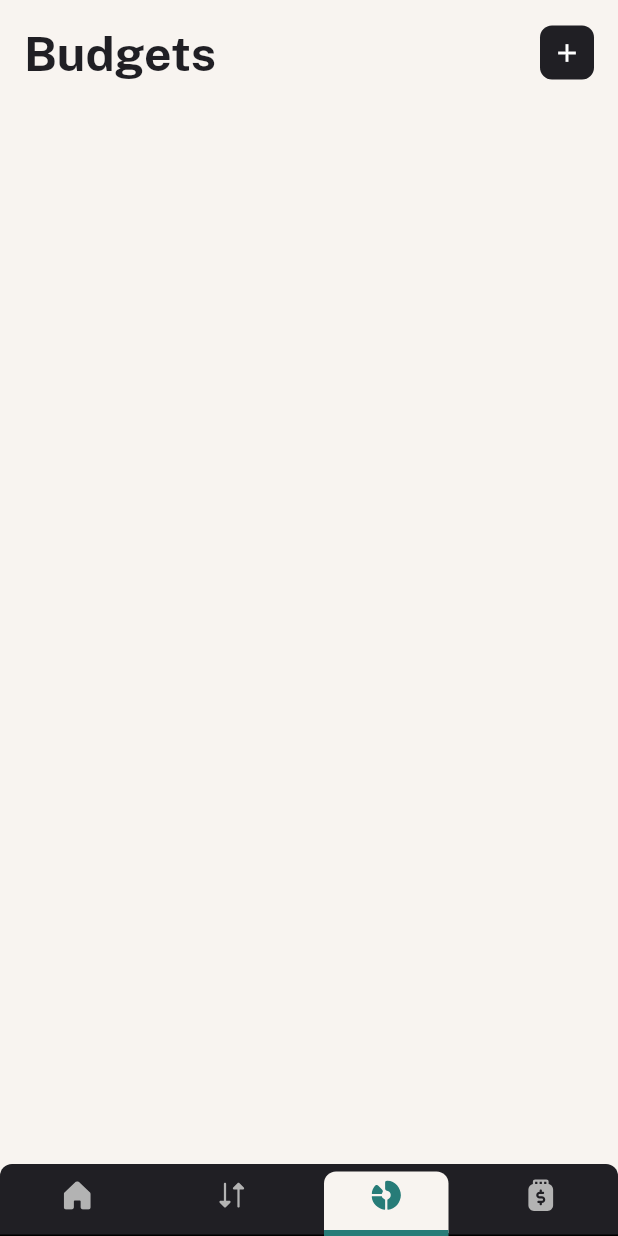
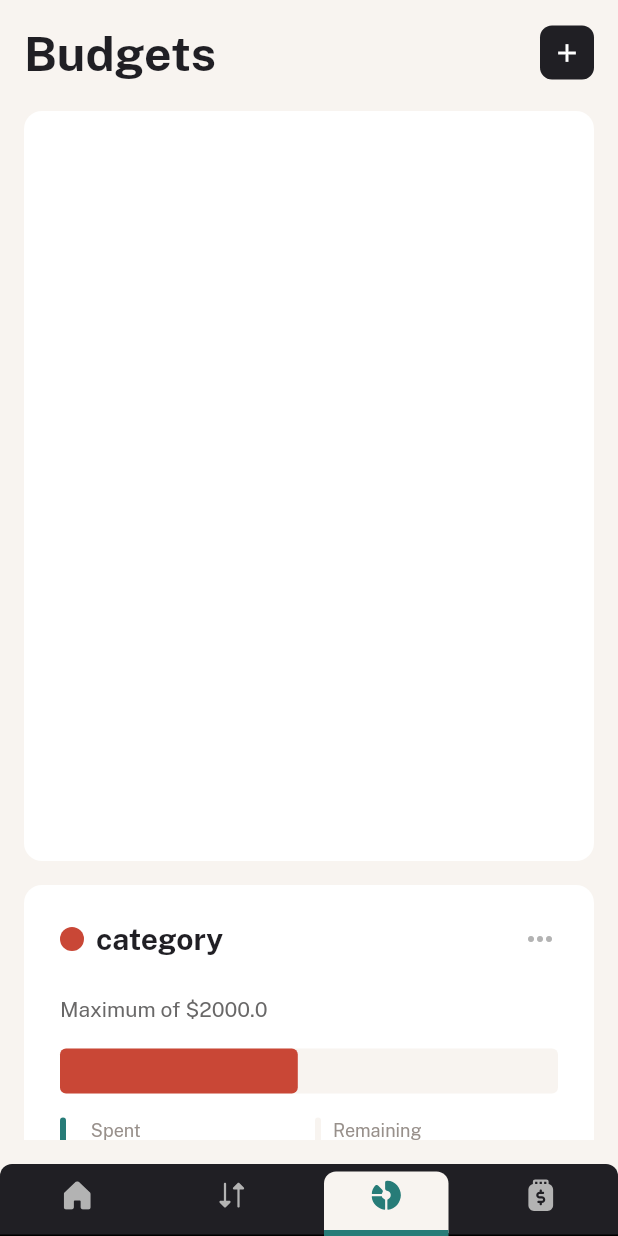
Before and after one commit to JER3MIAH/personal-finance-app, a Flutter app: the screen it shows after launch, item 3 of the bottom bar chosen, on a phone screen of 412 x 824 dp. Run offline on Flutter 3.47's test engine with Material 3 defaults, Android fonts, the phone set to English and light mode, and no system bars; drawn by our look-alikes of auto_size_text; our stand-ins replace equatable, flutter_bloc, flutter_hooks, flutter_svg, get_it, shared_preferences.

Commit message:
feat: implement budgets screen

```diff
--- /dev/null
+++ b/lib/src/features/budget/presentation/components/budget_container.dart
@@ -0,0 +1,214 @@
+import 'package:flutter/material.dart';
+import 'package:flutter_bloc/flutter_bloc.dart';
+import 'package:personal_finance_app/src/features/budget/data/models/models.dart';
+import 'package:personal_finance_app/src/features/home/logic/cubits/bottom_nav_bar_cubit.dart';
+import 'package:personal_finance_app/src/features/transactions/data/models/transaction.dart';
+import 'package:personal_finance_app/src/features/transactions/presentation/components/components.dart';
+import 'package:personal_finance_app/src/shared/shared.dart';
+
+class BudgetContainer extends StatelessWidget {
+  final Budget budget;
+  final List<Transaction> transactions;
+  const BudgetContainer({
+    super.key,
+    required this.budget,
+    required this.transactions,
+  });
+
+  @override
+  Widget build(BuildContext context) {
+    final budgetTheme = getColorFromTheme(budget.theme);
+
+    double percentage = (budget.spent / budget.maximum) * 100;
+
+    void onTapEdit() {}
+    void onTapDelete() {}
+
+    return Container(
+      margin: EdgeInsets.only(bottom: spacing200),
+      padding: const EdgeInsets.all(spacing300),
+      decoration: BoxDecoration(
+        color: appColors.white,
+        borderRadius: BorderRadius.circular(spacing150),
+      ),
+      child: Column(
+        mainAxisSize: MainAxisSize.min,
+        spacing: spacing300,
+        children: [
+          Row(
+            mainAxisAlignment: MainAxisAlignment.spaceBetween,
+            children: [
+              _buildBudgetTitle(
+                title: budget.category,
+                color: budgetTheme,
+              ),
+              EditAndDeletePopUpButton(
+                title: 'Budget',
+                onEdit: onTapEdit,
+                onDelete: onTapDelete,
+              ),
+            ],
+          ),
+          //*-----
+          Column(
+            mainAxisSize: MainAxisSize.min,
+            spacing: spacing200,
+            children: [
+              Row(
+                mainAxisAlignment: MainAxisAlignment.start,
+                children: [
+                  Text(
+                    'Maximum of \$${budget.maximum}',
+                    style: textPreset4.copyWith(
+                      color: appColors.grey500,
+                    ),
+                  ),
+                ],
+              ),
+              LinearProgressIndicator(
+                backgroundColor: appColors.beige100,
+                color: budgetTheme,
+                value: percentage / 100,
+                minHeight: 30,
+                borderRadius: BorderRadius.circular(spacing50),
+              ),
+              Row(
+                mainAxisAlignment: MainAxisAlignment.spaceBetween,
+                spacing: spacing100,
+                children: [
+                  _buildCont(isSpent: true),
+                  _buildCont(isSpent: false),
+                ],
+              ),
+            ],
+          ),
+          //*-----
+          if (transactions.isNotEmpty)
+            _buildLatestSpending(
+              onSeeAll: () {
+                context.read<BottomNavBarCubit>().setIndex(1);
+              },
+            ),
+        ],
+      ),
+    );
+  }
+
+  Widget _buildBudgetTitle({
+    required String title,
+    required Color color,
+  }) {
+    return Row(
+      mainAxisSize: MainAxisSize.min,
+      spacing: spacing100,
+      children: [
+        Container(
+          width: spacing200,
+          height: spacing200,
+          decoration: BoxDecoration(
+            shape: BoxShape.circle,
+            color: color,
+          ),
+        ),
+        Text(
+          title,
+          style: textPreset2.copyWith(
+            fontWeight: FontWeight.w700,
+          ),
+        ),
+      ],
+    );
+  }
+
+  Widget _buildCont({
+    required bool isSpent,
+  }) {
+    return Expanded(
+      child: SizedBox(
+        height: 43,
+        child: Row(
+          spacing: spacing100,
+          children: [
+            Container(
+              width: 4,
+              height: 43,
+              decoration: BoxDecoration(
+                color: isSpent ? appColors.green : appColors.beige100,
+                borderRadius: BorderRadius.circular(spacing200),
+              ),
+            ),
+            Column(
+              mainAxisAlignment: MainAxisAlignment.spaceBetween,
+              children: [
+                Text(
+                  isSpent ? 'Spent' : 'Remaining',
+                  style: textPreset5.copyWith(color: appColors.beige500),
+                ),
+                Text(
+                  '\$${isSpent ? budget.spent : (budget.maximum - budget.spent)}',
+                  style: textPreset4Bold,
+                ),
+              ],
+            ),
+          ],
+        ),
+      ),
+    );
+  }
+
+  Widget _buildLatestSpending({
+    required VoidCallback onSeeAll,
+  }) {
+    return Container(
+      padding: EdgeInsets.all(spacing250),
+      decoration: BoxDecoration(
+        color: appColors.beige100,
+        borderRadius: BorderRadius.circular(spacing150),
+      ),
+      child: Column(
+        children: [
+          MouseRegion(
+            cursor: SystemMouseCursors.click,
+            child: GestureDetector(
+              onTap: onSeeAll,
+              child: Row(
+                mainAxisAlignment: MainAxisAlignment.spaceBetween,
+                children: [
+                  Text(
+                    'Latest Spending',
+                    style: textPreset3,
+                  ),
+                  Row(
+                    mainAxisSize: MainAxisSize.min,
+                    children: [
+                      Text(
+                        'See All',
+                        style: textPreset4.copyWith(
+                          color: appColors.beige500,
+                        ),
+                      ),
+                      Icon(
+                        Icons.arrow_right,
+                        color: appColors.beige500,
+                      ),
+                    ],
+                  ),
+                ],
+              ),
+            ),
+          ),
+          ...List.generate(
+            transactions.length > 3 ? 3 : transactions.length,
+            (index) {
+              return TransactionTile(
+                transaction: transactions[index],
+                borderColor: appColors.grey500,
+                hasBorder: (index != transactions.length - 1),
+              );
+            },
+          ),
+        ],
+      ),
+    );
+  }
+}
--- /dev/null
+++ b/lib/src/features/budget/presentation/components/budget_summary_container.dart
@@ -0,0 +1,25 @@
+import 'package:flutter/material.dart';
+import 'package:personal_finance_app/src/shared/shared.dart';
+
+class BudgetSummaryContainer extends StatelessWidget {
+  const BudgetSummaryContainer({super.key});
+
+  @override
+  Widget build(BuildContext context) {
+    final isDesktop = DeviceType(context).isDesktop;
+
+    return Container(
+      width: 328,
+      height: 500,
+      margin: EdgeInsets.only(
+        bottom: spacing200,
+        right: isDesktop ? spacing200 : 0,
+      ),
+      padding: const EdgeInsets.all(spacing300),
+      decoration: BoxDecoration(
+        color: appColors.white,
+        borderRadius: BorderRadius.circular(spacing150),
+      ),
+    );
+  }
+}
--- a/lib/src/features/budget/presentation/components/components.dart
+++ b/lib/src/features/budget/presentation/components/components.dart
@@ -0,0 +1,4 @@
+export 'add_budget_dialog.dart';
+export 'budget_container.dart';
+export 'edit_budget_dialog.dart';
+export 'budget_summary_container.dart';
--- a/lib/src/features/budget/presentation/screens/budget_screen.dart
+++ b/lib/src/features/budget/presentation/screens/budget_screen.dart
@@ -1,5 +1,10 @@
 import 'package:auto_size_text/auto_size_text.dart';
 import 'package:flutter/material.dart';
+import 'package:flutter_bloc/flutter_bloc.dart';
+import 'package:personal_finance_app/src/features/budget/data/models/models.dart';
+import 'package:personal_finance_app/src/features/budget/logic/blocs/blocs.dart';
+import 'package:personal_finance_app/src/features/budget/presentation/components/components.dart';
+import 'package:personal_finance_app/src/features/transactions/logic/blocs/blocs.dart';
 import 'package:personal_finance_app/src/shared/shared.dart';
 
 class BudgetScreen extends StatelessWidget {
@@ -8,11 +13,29 @@ class BudgetScreen extends StatelessWidget {
   @override
   Widget build(BuildContext context) {
     final isMobile = DeviceType(context).isMobile;
+    final isDesktop = DeviceType(context).isDesktop;
+
+    final budgets = List.generate(
+      5,
+      (index) => Budget(
+        category: 'category',
+        maximum: 2000,
+        theme: 'Red',
+        spent: 955,
+      ),
+    );
 
     void addBudget() {}
 
     return Scaffold(
-      body: AppColumn(
+      body: BlocBuilder<BudgetBloc, BudgetState>(
+        builder: (_, budgetState) {
+          return BlocBuilder<TransactionBloc, TransactionState>(
+            builder: (_, transactionState) {
+              final transactions = transactionState.transactions;
+
+              return AppColumn(
+                shouldScroll: false,
                 children: [
                   Row(
                     mainAxisAlignment: MainAxisAlignment.spaceBetween,
@@ -36,7 +59,64 @@ class BudgetScreen extends StatelessWidget {
                         ),
                     ],
                   ),
+                  YBox(20),
+                  if (budgets.isEmpty)
+                    EmptyStateContainer(
+                      title: 'You currently have no budgets created.',
+                    ),
+                  if (isDesktop && budgets.isNotEmpty)
+                    Expanded(
+                      child: Row(
+                        crossAxisAlignment: CrossAxisAlignment.start,
+                        children: [
+                          BudgetSummaryContainer(),
+                          Expanded(
+                            child: ScrollConfiguration(
+                              behavior: NoThumbScrollBehavior(),
+                              child: ListView.builder(
+                                itemCount: budgets.length,
+                                itemBuilder: (_, index) {
+                                  final budget = budgets[index];
+                                  return BudgetContainer(
+                                    budget: budget,
+                                    transactions: transactions
+                                        .where((t) =>
+                                            t.category == budget.category)
+                                        .toList(),
+                                  );
+                                },
+                              ),
+                            ),
+                          ),
                         ],
+                      ),
+                    )
+                  else
+                    Expanded(
+                      child: ScrollConfiguration(
+                        behavior: NoThumbScrollBehavior(),
+                        child: ListView.builder(
+                          itemCount: budgets.length + 1,
+                          itemBuilder: (_, index) {
+                            if (index == 0) {
+                              return BudgetSummaryContainer();
+                            }
+                            final budget = budgets[index - 1];
+                            return BudgetContainer(
+                              budget: budget,
+                              transactions: transactions
+                                  .where((t) => t.category == budget.category)
+                                  .toList(),
+                            );
+                          },
+                        ),
+                      ),
+                    )
+                ],
+              );
+            },
+          );
+        },
       ),
     );
   }
--- a/lib/src/features/home/presentation/components/bottom_nav_bar/bottom_nav_bar.dart
+++ b/lib/src/features/home/presentation/components/bottom_nav_bar/bottom_nav_bar.dart
@@ -18,12 +18,19 @@ class AppBottomTabBar extends HookWidget {
       'Pots': iconNavPots,
     };
 
+    final tabController = useTabController(initialLength: labelIconMap.length);
+    final selectedIndex =
+        context.select((BottomNavBarCubit cubit) => cubit.state);
+
+    useEffect(() {
+      tabController.index = selectedIndex;
+      return null;
+    }, [selectedIndex]);
+
     void setIndex(int index) {
       context.read<BottomNavBarCubit>().setIndex(index);
     }
 
-    return BlocBuilder<BottomNavBarCubit, int>(
-      builder: (_, selectedIndex) {
     return ClipRRect(
       borderRadius: BorderRadius.vertical(top: Radius.circular(8)),
       child: Theme(
@@ -34,6 +41,7 @@ class AppBottomTabBar extends HookWidget {
         child: Container(
           color: appColors.grey900,
           child: TabBar(
+            controller: tabController,
             onTap: setIndex,
             indicatorPadding: EdgeInsets.symmetric(
               horizontal: isMobile
@@ -46,16 +54,16 @@ class AppBottomTabBar extends HookWidget {
                       _ => -10,
                     },
             ).copyWith(top: isMobile ? 5 : 10),
-                indicatorSize: isMobile
-                    ? TabBarIndicatorSize.tab
-                    : TabBarIndicatorSize.label,
+            indicatorSize:
+                isMobile ? TabBarIndicatorSize.tab : TabBarIndicatorSize.label,
             indicator: BoxDecoration(
               color: appColors.beige100,
               border: Border(
                 bottom: BorderSide(
                   width: 4,
                   color: appColors.green,
-                  )),
+                ),
+              ),
               borderRadius:
                   BorderRadius.vertical(top: Radius.circular(spacing100)),
             ),
@@ -86,7 +94,5 @@ class AppBottomTabBar extends HookWidget {
         ),
       ),
     );
-      },
-    );
   }
 }
--- a/lib/src/features/pots/presentation/components/pot_container.dart
+++ b/lib/src/features/pots/presentation/components/pot_container.dart
@@ -36,6 +36,7 @@ class PotContainer extends StatelessWidget {
                 color: potTheme,
               ),
               EditAndDeletePopUpButton(
+                title: 'Pot',
                 onEdit: onTapEdit,
                 onDelete: onTapDelete,
               ),
--- a/lib/src/shared/widgets/app_dropdown.dart
+++ b/lib/src/shared/widgets/app_dropdown.dart
@@ -91,9 +91,11 @@ class AppPopUpButton extends StatelessWidget {
 }
 
 class EditAndDeletePopUpButton extends StatelessWidget {
+  final String title;
   final VoidCallback onEdit, onDelete;
   const EditAndDeletePopUpButton({
     super.key,
+    required this.title,
     required this.onEdit,
     required this.onDelete,
   });
@@ -113,14 +115,14 @@ class EditAndDeletePopUpButton extends StatelessWidget {
           PopupMenuItem(
             onTap: onEdit,
             child: Text(
-              'Edit Pot',
+              'Edit $title',
               style: textPreset4,
             ),
           ),
           PopupMenuItem(
             onTap: onDelete,
             child: Text(
-              'Delete Pot',
+              'Delete $title',
               style: textPreset4.copyWith(color: appColors.red),
             ),
           ),
--- a/lib/src/shared/widgets/widgets.dart
+++ b/lib/src/shared/widgets/widgets.dart
@@ -9,3 +9,4 @@ export 'app_textfield.dart';
 export 'app_snackbar.dart';
 export 'app_dropdown.dart';
 export 'empty_state_container.dart';
+export 'delete_dialog.dart';
```
Also changed, not shown: lib/src/features/budget/presentation/components/add_budget_dialog.dart (added, +10 -0 lines), lib/src/features/transactions/presentation/components/transaction_tile.dart (+11 -5 lines), lib/src/shared/widgets/delete_dialog.dart (added, +10 -0 lines), lib/src/features/budget/presentation/components/edit_budget_dialog.dart (added). Lines whose indentation alone changed are shown as unchanged.
